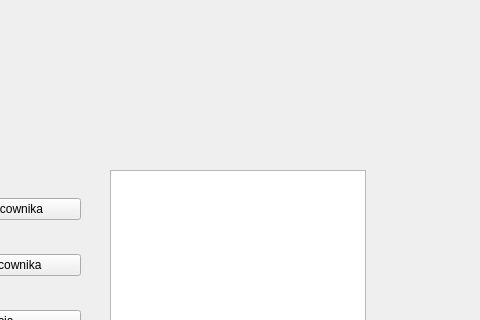
Qt form mainwindow.ui (Adrhian241/companyManagement) before a commit; both pictures show x 200 to 680 and y 0 to 320 of the 800 by 600 pixel window.
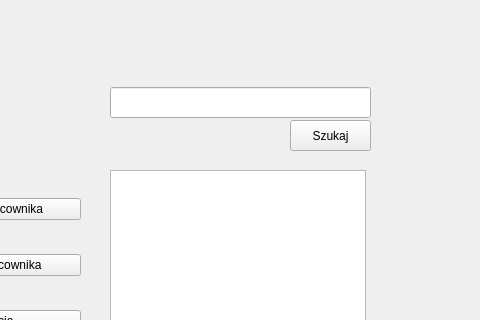
The same form after that commit.

Commit message: function Search

The edit to the form file:
```diff
--- a/mainwindow.ui
+++ b/mainwindow.ui
@@ -57,6 +57,29 @@
      </item>
     </layout>
    </widget>
+   <widget class="QLineEdit" name="lineEditSearch">
+    <property name="geometry">
+     <rect>
+      <x>310</x>
+      <y>87</y>
+      <width>261</width>
+      <height>31</height>
+     </rect>
+    </property>
+   </widget>
+   <widget class="QPushButton" name="pushButtonSearch">
+    <property name="geometry">
+     <rect>
+      <x>490</x>
+      <y>120</y>
+      <width>81</width>
+      <height>31</height>
+     </rect>
+    </property>
+    <property name="text">
+     <string>Szukaj</string>
+    </property>
+   </widget>
   </widget>
  </widget>
  <resources/>
```
The commit also changes 349 other files.
